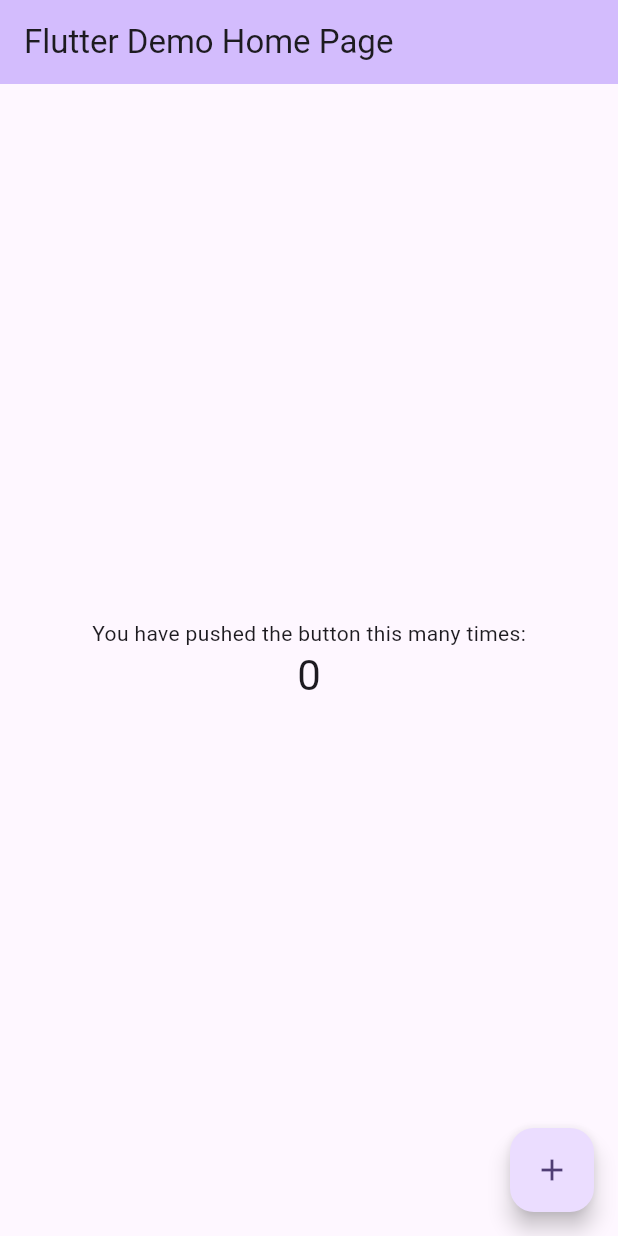
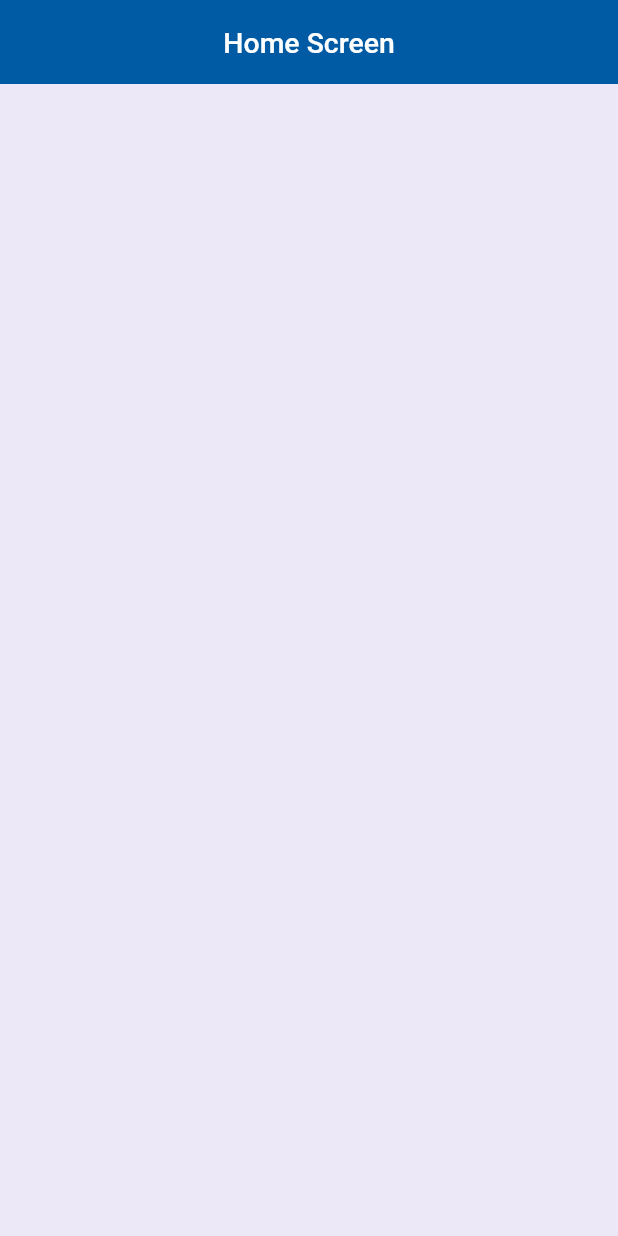
Before and after one commit to habeeb321/Refulgence, a Flutter app: the screen it shows after launch, on a phone screen of 412 x 824 dp. Run offline on Flutter 3.47's test engine with Material 3 defaults, Android fonts, the phone set to English and light mode, and no system bars; our stand-ins replace dio, logger.

Commit message:
Added basic components.

```diff
--- /dev/null
+++ b/lib/core/app_config.dart
@@ -0,0 +1,3 @@
+class AppConfig {
+  static const String baseUrl = "https://jsonplaceholder.typicode.com";
+}
--- /dev/null
+++ b/lib/core/app_theme.dart
@@ -0,0 +1,32 @@
+import 'package:flutter/material.dart';
+import 'package:refulgence/core/constants.dart';
+
+class AppTheme {
+  static ThemeData lightTheme = ThemeData(
+    colorScheme: ColorScheme.fromSeed(
+      seedColor: Constants.themeBlue,
+      brightness: Brightness.light,
+      primary: const Color.fromARGB(255, 1, 91, 164),
+    ),
+    scaffoldBackgroundColor: const Color(0xffEDE8F7),
+    textTheme: const TextTheme(
+      bodyMedium: TextStyle(color: Colors.black),
+      bodySmall: TextStyle(color: Colors.black),
+      bodyLarge: TextStyle(color: Colors.black),
+    ),
+    bottomNavigationBarTheme: const BottomNavigationBarThemeData(
+      backgroundColor: Colors.white,
+      selectedItemColor: Constants.themeBlue,
+      unselectedItemColor: Colors.grey,
+    ),
+    appBarTheme: const AppBarTheme(
+      backgroundColor: Color.fromARGB(255, 1, 91, 164),
+      iconTheme: IconThemeData(color: Colors.white),
+      titleTextStyle: TextStyle(color: Colors.white),
+    ),
+  );
+
+  static ThemeData get theme {
+    return lightTheme;
+  }
+}
--- a/lib/main.dart
+++ b/lib/main.dart
@@ -1,4 +1,6 @@
 import 'package:flutter/material.dart';
+import 'package:refulgence/core/app_theme.dart';
+import 'package:refulgence/screens/home_screen/view/home_screen.dart';
 
 void main() {
   runApp(const MyApp());
@@ -7,119 +9,14 @@
 class MyApp extends StatelessWidget {
   const MyApp({super.key});
 
-  // This widget is the root of your application.
   @override
   Widget build(BuildContext context) {
     return MaterialApp(
+      debugShowCheckedModeBanner: false,
       title: 'Flutter Demo',
-      theme: ThemeData(
-        // This is the theme of your application.
-        //
-        // TRY THIS: Try running your application with "flutter run". You'll see
-        // the application has a purple toolbar. Then, without quitting the app,
-        // try changing the seedColor in the colorScheme below to Colors.green
-        // and then invoke "hot reload" (save your changes or press the "hot
-        // reload" button in a Flutter-supported IDE, or press "r" if you used
-        // the command line to start the app).
-        //
-        // Notice that the counter didn't reset back to zero; the application
-        // state is not lost during the reload. To reset the state, use hot
-        // restart instead.
-        //
-        // This works for code too, not just values: Most code changes can be
-        // tested with just a hot reload.
-        colorScheme: ColorScheme.fromSeed(seedColor: Colors.deepPurple),
-        useMaterial3: true,
-      ),
-      home: const MyHomePage(title: 'Flutter Demo Home Page'),
+      theme: AppTheme.lightTheme,
+      themeMode: ThemeMode.light,
+      home: const HomeScreen(),
     );
   }
 }
-
-class MyHomePage extends StatefulWidget {
-  const MyHomePage({super.key, required this.title});
-
-  // This widget is the home page of your application. It is stateful, meaning
-  // that it has a State object (defined below) that contains fields that affect
-  // how it looks.
-
-  // This class is the configuration for the state. It holds the values (in this
-  // case the title) provided by the parent (in this case the App widget) and
-  // used by the build method of the State. Fields in a Widget subclass are
-  // always marked "final".
-
-  final String title;
-
-  @override
-  State<MyHomePage> createState() => _MyHomePageState();
-}
-
-class _MyHomePageState extends State<MyHomePage> {
-  int _counter = 0;
-
-  void _incrementCounter() {
-    setState(() {
-      // This call to setState tells the Flutter framework that something has
-      // changed in this State, which causes it to rerun the build method below
-      // so that the display can reflect the updated values. If we changed
-      // _counter without calling setState(), then the build method would not be
-      // called again, and so nothing would appear to happen.
-      _counter++;
-    });
-  }
-
-  @override
-  Widget build(BuildContext context) {
-    // This method is rerun every time setState is called, for instance as done
-    // by the _incrementCounter method above.
-    //
-    // The Flutter framework has been optimized to make rerunning build methods
-    // fast, so that you can just rebuild anything that needs updating rather
-    // than having to individually change instances of widgets.
-    return Scaffold(
-      appBar: AppBar(
-        // TRY THIS: Try changing the color here to a specific color (to
-        // Colors.amber, perhaps?) and trigger a hot reload to see the AppBar
-        // change color while the other colors stay the same.
-        backgroundColor: Theme.of(context).colorScheme.inversePrimary,
-        // Here we take the value from the MyHomePage object that was created by
-        // the App.build method, and use it to set our appbar title.
-        title: Text(widget.title),
-      ),
-      body: Center(
-        // Center is a layout widget. It takes a single child and positions it
-        // in the middle of the parent.
-        child: Column(
-          // Column is also a layout widget. It takes a list of children and
-          // arranges them vertically. By default, it sizes itself to fit its
-          // children horizontally, and tries to be as tall as its parent.
-          //
-          // Column has various properties to control how it sizes itself and
-          // how it positions its children. Here we use mainAxisAlignment to
-          // center the children vertically; the main axis here is the vertical
-          // axis because Columns are vertical (the cross axis would be
-          // horizontal).
-          //
-          // TRY THIS: Invoke "debug painting" (choose the "Toggle Debug Paint"
-          // action in the IDE, or press "p" in the console), to see the
-          // wireframe for each widget.
-          mainAxisAlignment: MainAxisAlignment.center,
-          children: <Widget>[
-            const Text(
-              'You have pushed the button this many times:',
-            ),
-            Text(
-              '$_counter',
-              style: Theme.of(context).textTheme.headlineMedium,
-            ),
-          ],
-        ),
-      ),
-      floatingActionButton: FloatingActionButton(
-        onPressed: _incrementCounter,
-        tooltip: 'Increment',
-        child: const Icon(Icons.add),
-      ), // This trailing comma makes auto-formatting nicer for build methods.
-    );
-  }
-}
--- /dev/null
+++ b/lib/screens/home_screen/view/home_screen.dart
@@ -0,0 +1,38 @@
+import 'package:flutter/material.dart';
+import 'package:refulgence/core/constants.dart';
+
+class HomeScreen extends StatelessWidget {
+  const HomeScreen({super.key});
+
+  @override
+  Widget build(BuildContext context) {
+    Size size = MediaQuery.of(context).size;
+    return Scaffold(
+      appBar: _buildAppbar(size),
+      body: _buildBody(size),
+    );
+  }
+
+  _buildAppbar(Size size) {
+    return AppBar(
+      centerTitle: true,
+      title: Text(
+        'Home Screen',
+        style: Constants.appBarTitleStyle(size),
+      ),
+    );
+  }
+
+  _buildBody(Size size) {
+    return const SafeArea(
+      child: Padding(
+        padding: EdgeInsets.all(10.0),
+        child: SingleChildScrollView(
+          child: Column(
+            children: [],
+          ),
+        ),
+      ),
+    );
+  }
+}
--- a/pubspec.yaml
+++ b/pubspec.yaml
@@ -35,6 +35,9 @@ dependencies:
   # The following adds the Cupertino Icons font to your application.
   # Use with the CupertinoIcons class for iOS style icons.
   cupertino_icons: ^1.0.6
+  flutter_bloc: ^9.1.1
+  dio: ^5.8.0+1
+  logger: ^2.5.0
 
 dev_dependencies:
   flutter_test:
```
Also changed, not shown: lib/core/constants.dart (added, +267 -0 lines), lib/screens/home_screen/model/product_model.dart (added, +38 -0 lines), lib/screens/home_screen/model/products_model.dart (added, +40 -0 lines), lib/screens/home_screen/model/users_model.dart (added, +133 -0 lines), lib/screens/home_screen/service/home_service.dart (added, +34 -0 lines), pubspec.lock.
